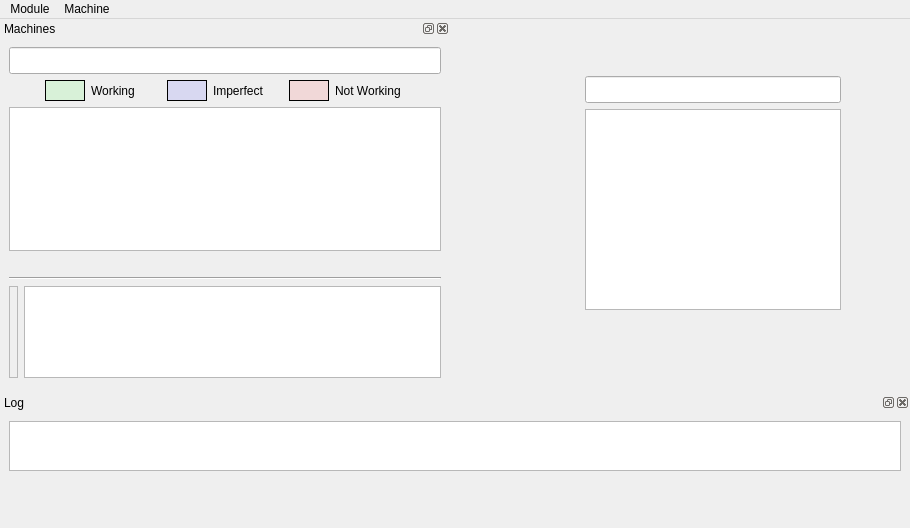
First picture: the form in branches/src/UIMain.ui, repository pasnox/xmessgui, before the edit.
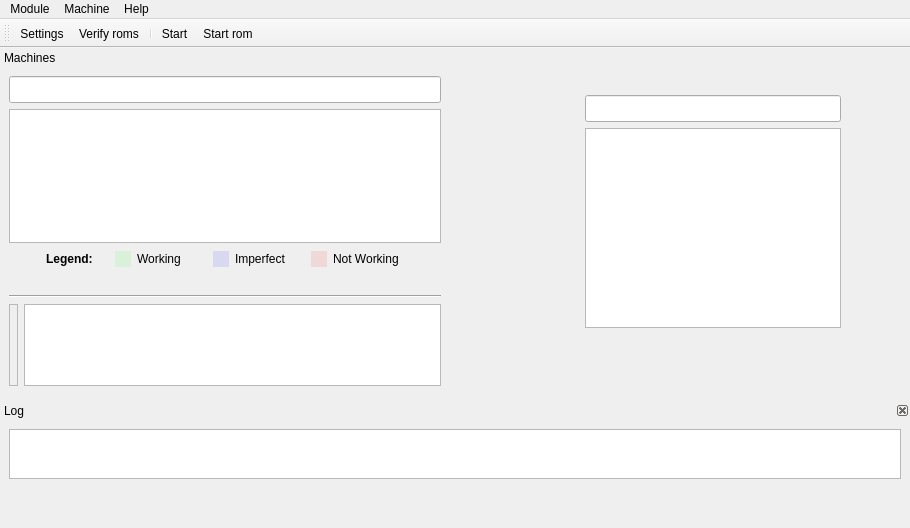
Second picture: the form after the edit. Icons and pictures are not drawn. Custom widgets are drawn as their Qt base class.

The edit to the form file:
```diff
--- a/branches/src/UIMain.ui
+++ b/branches/src/UIMain.ui
@@ -13,6 +13,12 @@
   <property name="windowTitle">
    <string>xMess GUI</string>
   </property>
+  <property name="iconSize">
+   <size>
+    <width>22</width>
+    <height>22</height>
+   </size>
+  </property>
   <widget class="QWidget" name="wContents">
    <property name="sizePolicy">
     <sizepolicy hsizetype="Maximum" vsizetype="Maximum">
@@ -36,12 +42,6 @@
       <property name="alternatingRowColors">
        <bool>true</bool>
       </property>
-      <property name="iconSize">
-       <size>
-        <width>160</width>
-        <height>100</height>
-       </size>
-      </property>
       <property name="rootIsDecorated">
        <bool>false</bool>
       </property>
@@ -99,10 +99,20 @@
     <addaction name="aStartMachine"/>
     <addaction name="aStartMachineRom"/>
    </widget>
+   <widget class="QMenu" name="mHelp">
+    <property name="title">
+     <string>Help</string>
+    </property>
+    <addaction name="aAbout"/>
+   </widget>
    <addaction name="mModule"/>
    <addaction name="mMachine"/>
+   <addaction name="mHelp"/>
   </widget>
   <widget class="QDockWidget" name="dwLog">
+   <property name="features">
+    <set>QDockWidget::DockWidgetClosable</set>
+   </property>
    <property name="windowTitle">
     <string>Log</string>
    </property>
@@ -137,6 +147,9 @@
    </widget>
   </widget>
   <widget class="QDockWidget" name="dwMachines">
+   <property name="features">
+    <set>QDockWidget::DockWidgetMovable</set>
+   </property>
    <property name="windowTitle">
     <string>Machines</string>
    </property>
@@ -189,21 +202,21 @@
        </property>
       </widget>
      </item>
-     <item row="3" column="0" colspan="2">
-      <widget class="QLabel" name="lTotalMachines">
-       <property name="alignment">
-        <set>Qt::AlignCenter</set>
-       </property>
-      </widget>
-     </item>
      <item row="4" column="0" colspan="2">
+      <widget class="QLabel" name="lTotalMachines">
+       <property name="alignment">
+        <set>Qt::AlignCenter</set>
+       </property>
+      </widget>
+     </item>
+     <item row="5" column="0" colspan="2">
       <widget class="Line" name="line">
        <property name="orientation">
         <enum>Qt::Horizontal</enum>
        </property>
       </widget>
      </item>
-     <item row="5" column="0">
+     <item row="6" column="0">
       <widget class="QLabel" name="lMachineIcon">
        <property name="maximumSize">
         <size>
@@ -225,7 +238,7 @@
        </property>
       </widget>
      </item>
-     <item row="5" column="1">
+     <item row="6" column="1">
       <widget class="QTextEdit" name="teMachineInfos">
        <property name="maximumSize">
         <size>
@@ -252,7 +265,7 @@
        </property>
       </widget>
      </item>
-     <item row="1" column="0" colspan="2">
+     <item row="3" column="0" colspan="2">
       <layout class="QHBoxLayout" name="horizontalLayout">
        <item>
         <spacer name="horizontalSpacer">
@@ -267,18 +280,47 @@
          </property>
         </spacer>
        </item>
+       <item>
+        <widget class="QLabel" name="label">
+         <property name="font">
+          <font>
+           <weight>75</weight>
+           <bold>true</bold>
+          </font>
+         </property>
+         <property name="text">
+          <string>Legend:</string>
+         </property>
+        </widget>
+       </item>
+       <item>
+        <spacer name="horizontalSpacer_3">
+         <property name="orientation">
+          <enum>Qt::Horizontal</enum>
+         </property>
+         <property name="sizeType">
+          <enum>QSizePolicy::Fixed</enum>
+         </property>
+         <property name="sizeHint" stdset="0">
+          <size>
+           <width>16</width>
+           <height>16</height>
+          </size>
+         </property>
+        </spacer>
+       </item>
        <item>
         <widget class="QLabel" name="lColorWorking">
          <property name="minimumSize">
           <size>
-           <width>40</width>
-           <height>21</height>
+           <width>16</width>
+           <height>16</height>
           </size>
          </property>
          <property name="maximumSize">
           <size>
-           <width>40</width>
-           <height>21</height>
+           <width>16</width>
+           <height>16</height>
           </size>
          </property>
          <property name="palette">
@@ -348,9 +390,6 @@
          <property name="autoFillBackground">
           <bool>true</bool>
          </property>
-         <property name="frameShape">
-          <enum>QFrame::Box</enum>
-         </property>
         </widget>
        </item>
        <item>
@@ -370,14 +409,14 @@
         <widget class="QLabel" name="lColorImperfect">
          <property name="minimumSize">
           <size>
-           <width>40</width>
-           <height>21</height>
+           <width>16</width>
+           <height>16</height>
           </size>
          </property>
          <property name="maximumSize">
           <size>
-           <width>40</width>
-           <height>21</height>
+           <width>16</width>
+           <height>16</height>
           </size>
          </property>
          <property name="palette">
@@ -447,9 +486,6 @@
          <property name="autoFillBackground">
           <bool>true</bool>
          </property>
-         <property name="frameShape">
-          <enum>QFrame::Box</enum>
-         </property>
         </widget>
        </item>
        <item>
@@ -469,14 +505,14 @@
         <widget class="QLabel" name="lColorNotWorking">
          <property name="minimumSize">
           <size>
-           <width>40</width>
-           <height>21</height>
+           <width>16</width>
+           <height>16</height>
           </size>
          </property>
          <property name="maximumSize">
           <size>
-           <width>40</width>
-           <height>21</height>
+           <width>16</width>
+           <height>16</height>
           </size>
          </property>
          <property name="palette">
@@ -546,9 +582,6 @@
          <property name="autoFillBackground">
           <bool>true</bool>
          </property>
-         <property name="frameShape">
-          <enum>QFrame::Box</enum>
-         </property>
         </widget>
        </item>
        <item>
@@ -582,6 +615,22 @@
     </layout>
    </widget>
   </widget>
+  <widget class="QToolBar" name="toolBar">
+   <property name="windowTitle">
+    <string>Actions</string>
+   </property>
+   <attribute name="toolBarArea">
+    <enum>TopToolBarArea</enum>
+   </attribute>
+   <attribute name="toolBarBreak">
+    <bool>false</bool>
+   </attribute>
+   <addaction name="aSettings"/>
+   <addaction name="aVerifyRoms"/>
+   <addaction name="separator"/>
+   <addaction name="aStartMachine"/>
+   <addaction name="aStartMachineRom"/>
+  </widget>
   <action name="aQuit">
    <property name="text">
     <string>Quit</string>
```
Left out of the diff: 47 changed lines with no effect on the pictures.
